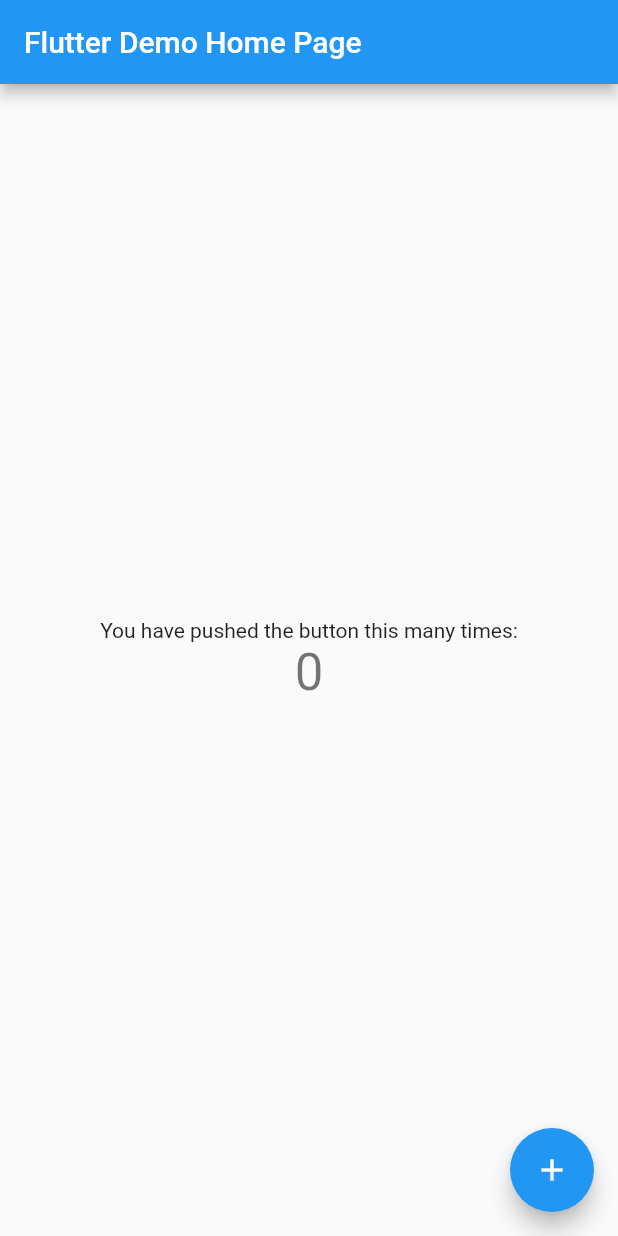
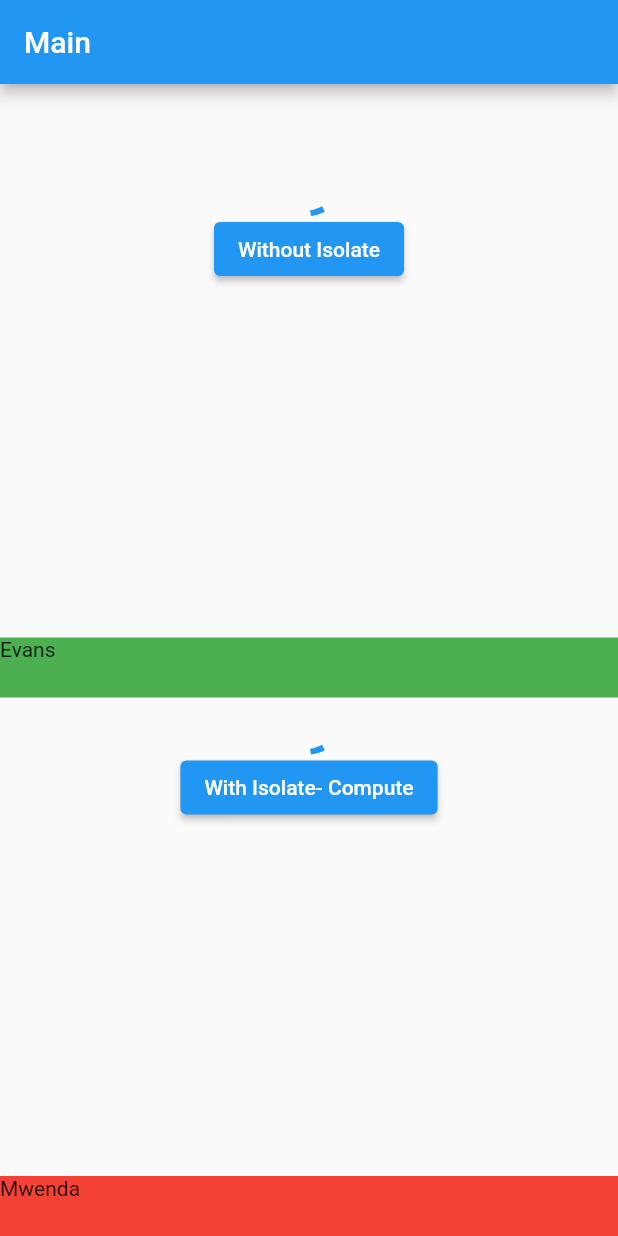
Before and after one commit to evansmwenda/Isolate-compute-spawn, a Flutter app: the screen it shows after launch, on a phone screen of 412 x 824 dp. Run offline on Flutter 3.47's test engine with Material 2 defaults, Android fonts, the phone set to English and light mode, and no system bars.

Commit message:
isolate now working well

```diff
--- a/lib/main.dart
+++ b/lib/main.dart
@@ -1,3 +1,4 @@
+import 'package:flutter/foundation.dart';
 import 'package:flutter/material.dart';
 
 void main() {
@@ -13,103 +14,80 @@ class MyApp extends StatelessWidget {
     return MaterialApp(
       title: 'Flutter Demo',
       theme: ThemeData(
-        // This is the theme of your application.
-        //
-        // Try running your application with "flutter run". You'll see the
-        // application has a blue toolbar. Then, without quitting the app, try
-        // changing the primarySwatch below to Colors.green and then invoke
-        // "hot reload" (press "r" in the console where you ran "flutter run",
-        // or simply save your changes to "hot reload" in a Flutter IDE).
-        // Notice that the counter didn't reset back to zero; the application
-        // is not restarted.
         primarySwatch: Colors.blue,
       ),
-      home: const MyHomePage(title: 'Flutter Demo Home Page'),
+      home: const MyHomePage(),
     );
   }
 }
 
 class MyHomePage extends StatefulWidget {
-  const MyHomePage({Key? key, required this.title}) : super(key: key);
+  const MyHomePage({Key? key}) : super(key: key);
 
-  // This widget is the home page of your application. It is stateful, meaning
-  // that it has a State object (defined below) that contains fields that affect
-  // how it looks.
-
-  // This class is the configuration for the state. It holds the values (in this
-  // case the title) provided by the parent (in this case the App widget) and
-  // used by the build method of the State. Fields in a Widget subclass are
-  // always marked "final".
-
-  final String title;
 
   @override
   State<MyHomePage> createState() => _MyHomePageState();
 }
 
 class _MyHomePageState extends State<MyHomePage> {
-  int _counter = 0;
-
-  void _incrementCounter() {
-    setState(() {
-      // This call to setState tells the Flutter framework that something has
-      // changed in this State, which causes it to rerun the build method below
-      // so that the display can reflect the updated values. If we changed
-      // _counter without calling setState(), then the build method would not be
-      // called again, and so nothing would appear to happen.
-      _counter++;
-    });
-  }
+  bool isLoading = true;
 
   @override
   Widget build(BuildContext context) {
-    // This method is rerun every time setState is called, for instance as done
-    // by the _incrementCounter method above.
-    //
-    // The Flutter framework has been optimized to make rerunning build methods
-    // fast, so that you can just rebuild anything that needs updating rather
-    // than having to individually change instances of widgets.
     return Scaffold(
       appBar: AppBar(
-        // Here we take the value from the MyHomePage object that was created by
-        // the App.build method, and use it to set our appbar title.
-        title: Text(widget.title),
+        title: Text("Main"),
       ),
       body: Center(
-        // Center is a layout widget. It takes a single child and positions it
-        // in the middle of the parent.
         child: Column(
-          // Column is also a layout widget. It takes a list of children and
-          // arranges them vertically. By default, it sizes itself to fit its
-          // children horizontally, and tries to be as tall as its parent.
-          //
-          // Invoke "debug painting" (press "p" in the console, choose the
-          // "Toggle Debug Paint" action from the Flutter Inspector in Android
-          // Studio, or the "Toggle Debug Paint" command in Visual Studio Code)
-          // to see the wireframe for each widget.
-          //
-          // Column has various properties to control how it sizes itself and
-          // how it positions its children. Here we use mainAxisAlignment to
-          // center the children vertically; the main axis here is the vertical
-          // axis because Columns are vertical (the cross axis would be
-          // horizontal).
-          mainAxisAlignment: MainAxisAlignment.center,
+          mainAxisSize: MainAxisSize.min,
           children: <Widget>[
-            const Text(
-              'You have pushed the button this many times:',
+            SizedBox(height:50),
+            Expanded(
+              flex: 3,
+              child: Column(
+                children: [
+                  CircularProgressIndicator(),
+                  ElevatedButton(
+                    child: Text("Without Isolate"),
+                    onPressed: () async{
+                      final sum = computationallyExpensiveTask(1000000000);
+                      print(sum);
+                    },
+                  ),
+                ],
+              ),
             ),
-            Text(
-              '$_counter',
-              style: Theme.of(context).textTheme.headline4,
+            Container(color: Colors.green,height: 40,child: SizedBox(width: double.infinity,child: Text("Evans"),),),
+            Expanded(
+              flex: 3,
+              child: Column(
+                children: [
+                  CircularProgressIndicator(),
+                  ElevatedButton(
+                    child: Text("With Isolate- Compute"),
+                    onPressed: () async{
+                      final sum =  await compute(computationallyExpensiveTask,1000000000);
+                      print(sum);
+                    },
+                  ),
+                ],
+              ),
             ),
+            Container(color: Colors.red,height: 40,child: SizedBox(width: double.infinity,child: Text("Mwenda"),),),
+
           ],
         ),
       ),
-      floatingActionButton: FloatingActionButton(
-        onPressed: _incrementCounter,
-        tooltip: 'Increment',
-        child: const Icon(Icons.add),
-      ), // This trailing comma makes auto-formatting nicer for build methods.
     );
   }
 }
+
+int computationallyExpensiveTask(int value){
+  var sum = 0;
+  for(var i=0;i<=value;i++){
+    sum +=i;
+  }
+  print("finished task");
+  return sum;
+}
```
